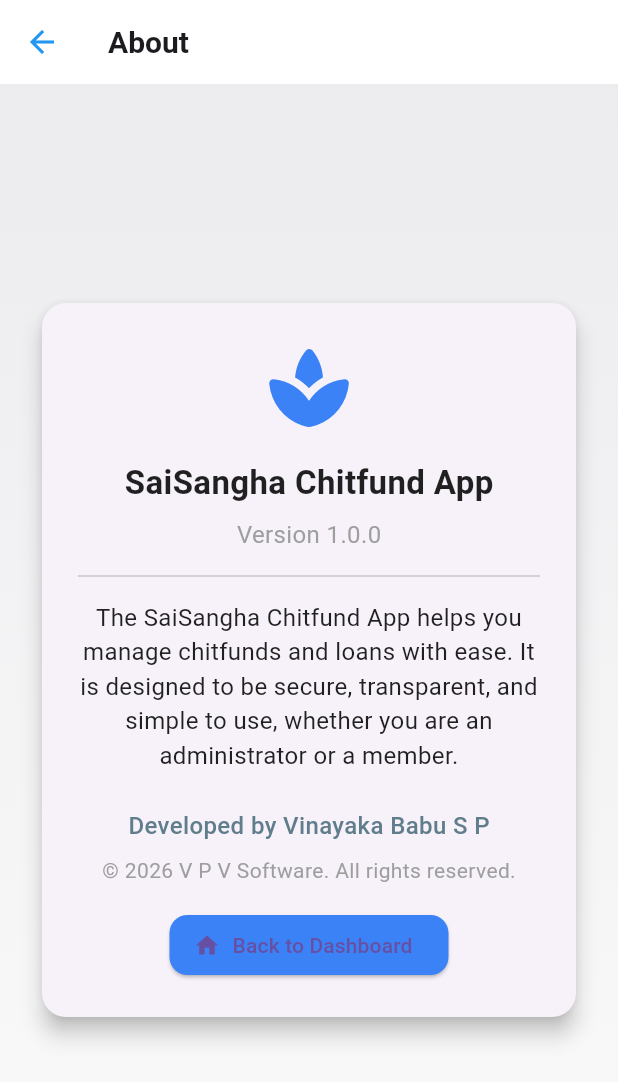
After one commit to vinayakababu/saisangha-ui, a Flutter app: the AboutPage screen opened directly, on a phone screen of 412 x 824 dp. The commit adds this screen. Shown: the top 1082 px of the screen. Run offline on Flutter 3.47's test engine with Material 3 defaults, Android fonts, the light colour scheme and no system bars; our stand-ins replace flutter_dotenv, flutter_secure_storage, jwt_decoder; accounts and stored records are empty.

Commit message:
[Changes to add the Bottom Navigation, profile, aboutpage, and snedNotification option]

```diff
--- a/lib/main.dart
+++ b/lib/main.dart
@@ -2,13 +2,17 @@ import 'package:flutter/material.dart';
 import 'package:sai_sangha_app/screens/login_screen.dart';
 import 'package:sai_sangha_app/services/auth_service.dart';
 import 'package:sai_sangha_app/screens/dashboard_screen.dart';
+import 'package:flutter_dotenv/flutter_dotenv.dart';
 
-void main() {
+Future<void> main() async {
+   // Ensure binding is initialized before async work
+  await dotenv.load(fileName: ".env");
   runApp(const SaiSanghaApp());
 }
 
 class SaiSanghaApp extends StatelessWidget {
   const SaiSanghaApp({super.key});
+
 
  @override
   Widget build(BuildContext context) {
--- /dev/null
+++ b/lib/screens/about_page.dart
@@ -0,0 +1,101 @@
+import 'package:flutter/material.dart';
+
+class AboutPage extends StatelessWidget {
+  const AboutPage({super.key});
+
+  @override
+  Widget build(BuildContext context) {
+    return Scaffold(
+      appBar: AppBar(
+        title: const Text("About", style: TextStyle(fontWeight: FontWeight.bold, fontSize: 20)),
+        backgroundColor: Colors.white,
+        elevation: 0,
+        iconTheme: const IconThemeData(color: Colors.blue),
+      ),
+      body: Container(
+        decoration: const BoxDecoration(
+          gradient: LinearGradient(
+            colors: [Color(0xFFECECEF), Color(0xFFFAFAFA)],
+            begin: Alignment.topCenter,
+            end: Alignment.bottomCenter,
+          ),
+        ),
+        child: Center(
+          child: Padding(
+            padding: const EdgeInsets.all(24.0),
+            child: Card(
+              elevation: 6,
+              shape: RoundedRectangleBorder(
+                borderRadius: BorderRadius.circular(16),
+              ),
+              child: Padding(
+                padding: const EdgeInsets.all(24.0),
+                child: Column(
+                  mainAxisSize: MainAxisSize.min,
+                  children: [
+                    const Icon(Icons.spa_rounded,
+                        size: 64, color: Color(0xFF3B82F6)),
+                    const SizedBox(height: 16),
+                    const Text(
+                      "SaiSangha Chitfund App",
+                      style: TextStyle(
+                        fontSize: 22,
+                        fontWeight: FontWeight.bold,
+                        color: Colors.black87,
+                      ),
+                    ),
+                    const SizedBox(height: 8),
+                    const Text(
+                      "Version 1.0.0",
+                      style: TextStyle(
+                        fontSize: 16,
+                        color: Colors.grey,
+                      ),
+                    ),
+                    const Divider(height: 32, thickness: 1),
+                    const Text(
+                      "The SaiSangha Chitfund App helps you manage chitfunds and loans "
+                      "with ease. It is designed to be secure, transparent, and simple "
+                      "to use, whether you are an administrator or a member.",
+                      textAlign: TextAlign.center,
+                      style: TextStyle(fontSize: 16, color: Colors.black87),
+                    ),
+
+                    const SizedBox(height: 24),
+                    const Text(
+                      "Developed by Vinayaka Babu S P",
+                      style: TextStyle(
+                        fontSize: 16,
+                        fontWeight: FontWeight.w500,
+                        color: Colors.blueGrey,
+                      ),
+                    ),
+                    const SizedBox(height: 8),
+                    const Text(
+                      "© 2026 V P V Software. All rights reserved.",
+                      style: TextStyle(fontSize: 14, color: Colors.grey),
+                    ),
+                    const SizedBox(height: 16),
+                    ElevatedButton.icon(
+                      style: ElevatedButton.styleFrom(
+                        backgroundColor: const Color(0xFF3B82F6),
+                        shape: RoundedRectangleBorder(
+                          borderRadius: BorderRadius.circular(12),
+                        ),
+                      ),
+                      icon: const Icon(Icons.home),
+                      label: const Text("Back to Dashboard"),
+                      onPressed: () {
+                        Navigator.pop(context);
+                      },
+                    ),
+                  ],
+                ),
+              ),
+            ),
+          ),
+        ),
+      ),
+    );
+  }
+}
--- a/lib/screens/user_screen.dart
+++ b/lib/screens/user_screen.dart
@@ -1,6 +1,7 @@
 import 'package:flutter/material.dart';
 import 'package:sai_sangha_app/services/auth_service.dart';
 import 'package:sai_sangha_app/screens/dashboard_screen.dart';
+import 'dart:async';
 
 class CreateUserScreen extends StatefulWidget {
   final String userId;
@@ -126,9 +127,11 @@ class _CreateUserScreenState extends State<CreateUserScreen> {
                 ),
 
                 const SizedBox(height: 14),
-                TextField(
+                TextFormField(
                   controller: passwordController,
                   decoration: const InputDecoration(labelText: "Password", border: OutlineInputBorder()),
+                  validator: (value) =>
+                    value!.length < 8 ? "Password must be at least 8 characters" : null,
                   obscureText: true,
                 ),
                 const SizedBox(height: 14),
--- a/pubspec.yaml
+++ b/pubspec.yaml
@@ -37,6 +37,7 @@ dependencies:
   jwt_decoder: ^2.0.1
   intl: ^0.19.0
   google_fonts: ^6.2.1
+  flutter_dotenv: ^6.0.0
 
 
 
@@ -68,6 +69,7 @@ flutter:
 
   assets:
     - assets/saibaba.png
+    - assets/.env
 
   # An image asset can refer to one or more resolution-specific "variants", see
   # https://flutter.dev/to/resolution-aware-images
```
Also changed, not shown: lib/screens/dashboard_screen.dart (+155 -42 lines), lib/screens/login_screen.dart (+4 -5 lines), lib/screens/send_notification_screen.dart (added, +65 -0 lines), lib/services/auth_service.dart (+52 -2 lines), pubspec.lock, 7 other files.
